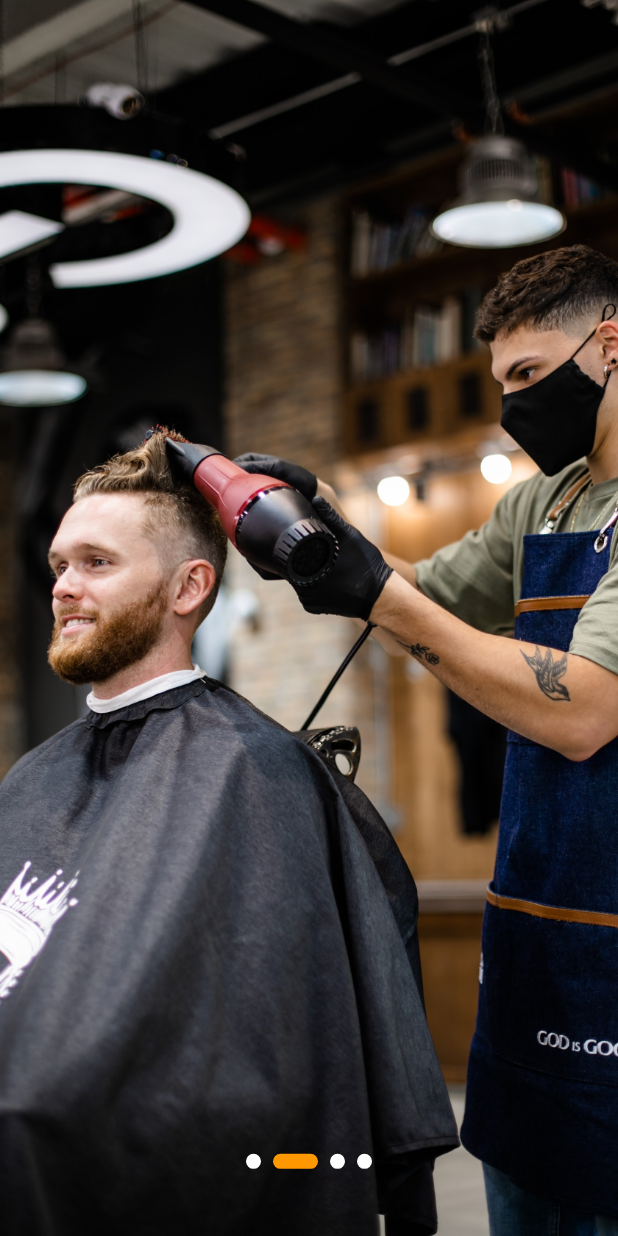
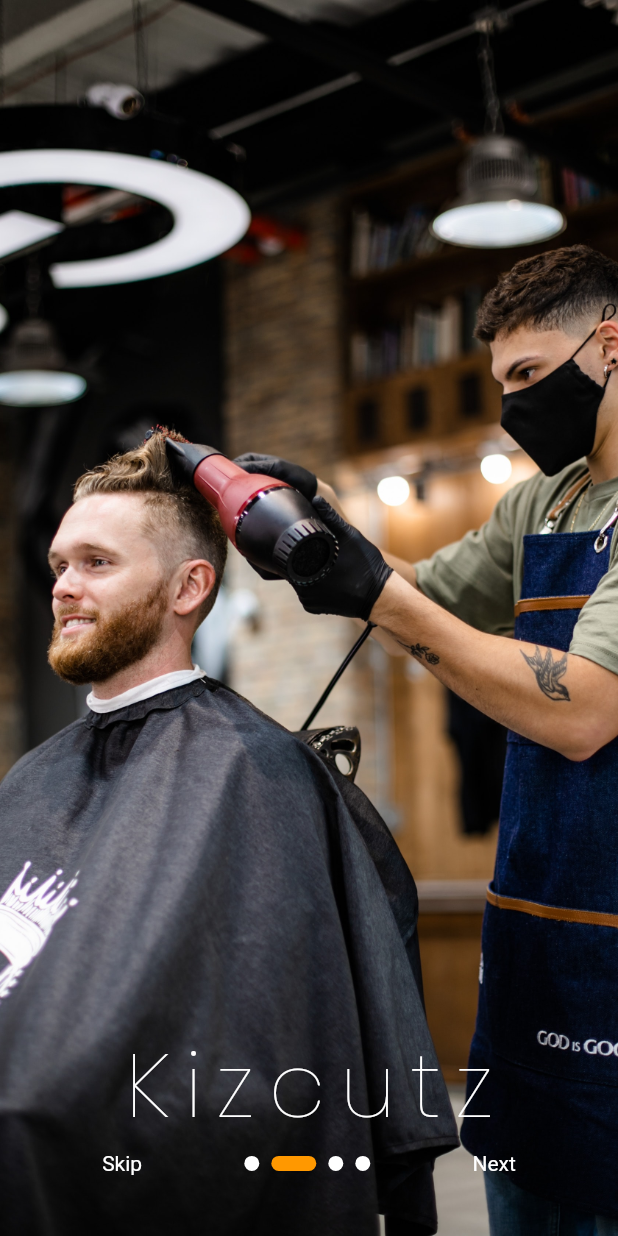
Before and after one commit to abiodunosagie/kizcutz, a Flutter app: the screen it shows after launch, swiped to page 2, on a phone screen of 412 x 824 dp. Run offline on Flutter 3.47's test engine with Material 2 defaults, Android fonts, the light colour scheme and no system bars; drawn by our look-alikes of smooth_page_indicator; our stand-ins replace google_fonts.

Commit message:
Complete splash screen complete section.

```diff
--- a/lib/main.dart
+++ b/lib/main.dart
@@ -1,5 +1,5 @@
 import 'package:flutter/material.dart';
-import 'package:kizcutz/screens/homepage.dart';
+import 'package:kizcutz/screens/onboardingscreen.dart';
 
 void main() {
   runApp(const Kizcutz());
--- a/lib/screens/homepage.dart
+++ b/lib/screens/homepage.dart
@@ -1,42 +1,15 @@
 import 'package:flutter/material.dart';
-import 'package:kizcutz/intro_screens/intro_screen_four.dart';
-import 'package:kizcutz/intro_screens/intro_screen_one.dart';
-import 'package:kizcutz/intro_screens/intro_screen_three.dart';
-import 'package:kizcutz/intro_screens/intro_screen_two.dart';
-import 'package:smooth_page_indicator/smooth_page_indicator.dart';
 
-class OnboardingScreen extends StatelessWidget {
-  OnboardingScreen({Key? key}) : super(key: key);
-
-  PageController _controller = PageController();
+class HomePage extends StatelessWidget {
+  const HomePage({Key? key}) : super(key: key);
 
   @override
   Widget build(BuildContext context) {
     return Scaffold(
-        body: Stack(
-      children: [
-        PageView(
-          controller: _controller,
-          children: [
-            IntroScreenOne(),
-            IntroScreenTwo(),
-            IntroScreenThree(),
-            IntroScreenFour(),
-          ],
-        ),
-        Container(
-          alignment: Alignment(0, 0.89),
-          child: SmoothPageIndicator(
-            effect: ExpandingDotsEffect(
-                dotWidth: 10,
-                dotHeight: 10,
-                dotColor: Colors.white,
-                activeDotColor: Colors.orange),
-            controller: _controller,
-            count: 4,
-          ),
-        )
-      ],
-    ));
+      appBar: AppBar(
+        backgroundColor: Color(0xff3E57B0),
+        elevation: 0,
+      ),
+    );
   }
 }
--- /dev/null
+++ b/lib/screens/onboardingscreen.dart
@@ -0,0 +1,131 @@
+import 'package:flutter/material.dart';
+import 'package:kizcutz/intro_screens/intro_screen_four.dart';
+import 'package:kizcutz/intro_screens/intro_screen_one.dart';
+import 'package:kizcutz/intro_screens/intro_screen_three.dart';
+import 'package:kizcutz/intro_screens/intro_screen_two.dart';
+import 'package:kizcutz/screens/homepage.dart';
+import 'package:smooth_page_indicator/smooth_page_indicator.dart';
+import 'package:google_fonts/google_fonts.dart';
+
+class OnboardingScreen extends StatefulWidget {
+  OnboardingScreen({Key? key}) : super(key: key);
+
+  @override
+  State<OnboardingScreen> createState() => _OnboardingScreenState();
+}
+
+class _OnboardingScreenState extends State<OnboardingScreen> {
+  PageController _controller = PageController();
+
+  //keep track of, if we are on the last page or not.
+  bool onLastPage = false;
+
+  @override
+  Widget build(BuildContext context) {
+    return Scaffold(
+        body: Stack(
+      children: [
+        PageView(
+          onPageChanged: (index) {
+            setState(() {
+              onLastPage = (index == 3);
+            });
+          },
+          controller: _controller,
+          children: [
+            IntroScreenOne(),
+            IntroScreenTwo(),
+            IntroScreenThree(),
+            IntroScreenFour(),
+          ],
+        ),
+        Center(
+          child: Container(
+            padding: EdgeInsets.only(
+              top: 623,
+            ),
+            child: Text(
+              'Kizcutz',
+              style: GoogleFonts.poppins(
+                  fontSize: 60.0,
+                  letterSpacing: 10,
+                  fontWeight: FontWeight.w100,
+                  color: Colors.white),
+            ),
+          ),
+        ),
+        Container(
+          alignment: Alignment(
+            0,
+            0.90,
+          ),
+          child: Row(
+            mainAxisAlignment: MainAxisAlignment.spaceEvenly,
+            children: [
+              //Skip text
+              GestureDetector(
+                onTap: () {
+                  _controller.jumpToPage(
+                    3,
+                  );
+                },
+                child: Text(
+                  'Skip',
+                  style: TextStyle(
+                    color: Colors.white,
+                  ),
+                ),
+              ),
+              //skp text ending
+              SmoothPageIndicator(
+                effect: ExpandingDotsEffect(
+                  dotWidth: 10,
+                  dotHeight: 10,
+                  dotColor: Colors.white,
+                  activeDotColor: Colors.orange,
+                ),
+                controller: _controller,
+                count: 4,
+              ),
+//   next or done button
+              onLastPage
+                  ? GestureDetector(
+                      onTap: () {
+                        Navigator.push(
+                          context,
+                          MaterialPageRoute(
+                            builder: (context) {
+                              return HomePage();
+                            },
+                          ),
+                        );
+                      },
+                      child: Text(
+                        'Done',
+                        style: TextStyle(
+                          color: Colors.white,
+                        ),
+                      ),
+                    )
+                  : GestureDetector(
+                      onTap: () {
+                        _controller.nextPage(
+                            duration: Duration(
+                              microseconds: 500,
+                            ),
+                            curve: Curves.easeIn);
+                      },
+                      child: Text(
+                        'Next',
+                        style: TextStyle(
+                          color: Colors.white,
+                        ),
+                      ),
+                    ),
+            ],
+          ),
+        )
+      ],
+    ));
+  }
+}
--- /dev/null
+++ b/lib/theme/const.dart
@@ -0,0 +1,5 @@
+import 'package:flutter/material.dart';
+import 'package:google_fonts/google_fonts.dart';
+
+//CONSTANTS
+const Color skipcolorcode = Colors.white;
```
Also changed, not shown: 1 other file.
